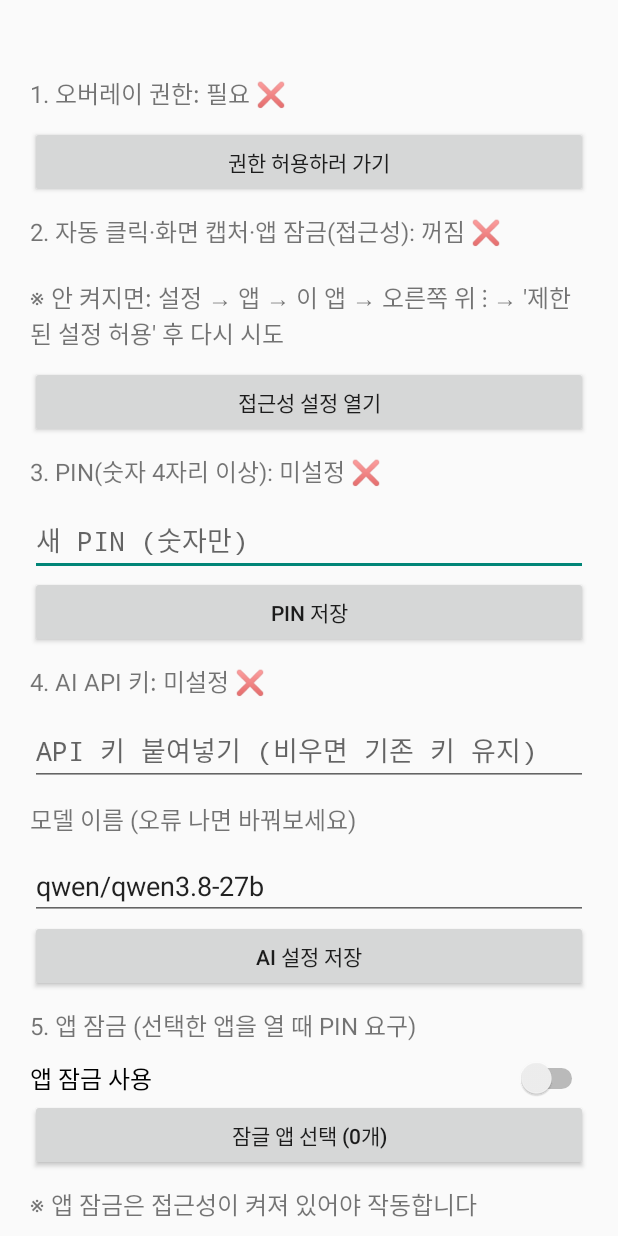
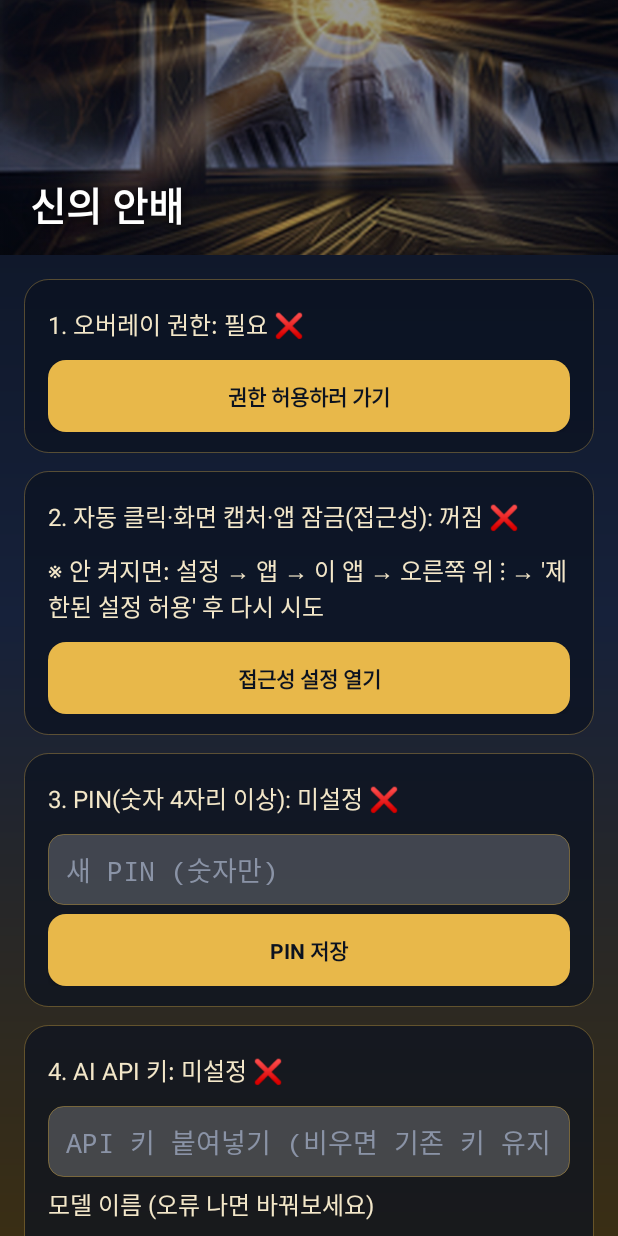
Before and after one commit to Lotus-oss/-, an Android app: the screen it shows after launch (MainActivity), on a phone screen of 412 x 824 dp. Run offline under Robolectric (Android 15) with nearby library versions, the phone set to English and light mode, and no system bars.

Commit message:
Update MainActivity.kt

```diff
--- a/app/src/main/java/com/example/macrolock/MainActivity.kt
+++ b/app/src/main/java/com/example/macrolock/MainActivity.kt
@@ -6,11 +6,21 @@ import android.app.AlertDialog
 import android.content.Context
 import android.content.Intent
 import android.content.SharedPreferences
+import android.content.res.ColorStateList
+import android.graphics.Bitmap
+import android.graphics.BitmapFactory
+import android.graphics.Color
+import android.graphics.PorterDuff
+import android.graphics.Typeface
+import android.graphics.drawable.GradientDrawable
+import android.graphics.drawable.RippleDrawable
 import android.net.Uri
 import android.os.Build
 import android.os.Bundle
 import android.provider.Settings
 import android.text.InputType
+import android.view.Gravity
+import android.view.ViewGroup
 import android.widget.*
 import java.security.MessageDigest
 
@@ -24,8 +34,16 @@ object Pw {
 }
 
 class MainActivity : Activity() {
+    private val GOLD = 0xFFE8B84A.toInt()
+    private val NAVY = 0xFF0B1220.toInt()
+    private val CREAM = 0xFFF3E7C9.toInt()
+    private val MATCH = ViewGroup.LayoutParams.MATCH_PARENT
+    private val WRAP = ViewGroup.LayoutParams.WRAP_CONTENT
+
     override fun onCreate(b: Bundle?) {
         super.onCreate(b)
+        window.statusBarColor = NAVY
+        window.navigationBarColor = NAVY
         if (Build.VERSION.SDK_INT >= 33)
             requestPermissions(arrayOf(Manifest.permission.POST_NOTIFICATIONS), 1)
     }
@@ -33,6 +51,10 @@ class MainActivity : Activity() {
     override fun onResume() { super.onResume(); build() }
 
     private fun toast(s: String) = Toast.makeText(this, s, Toast.LENGTH_SHORT).show()
+
+    private fun decodeRes(id: Int): Bitmap? = try {
+        BitmapFactory.decodeResource(resources, id, BitmapFactory.Options().apply { inScaled = false })
+    } catch (_: Throwable) { null }
 
     private fun pickApps(sp: SharedPreferences) {
         val pm = packageManager
@@ -46,7 +68,7 @@ class MainActivity : Activity() {
         val sel = (sp.getStringSet("al_pkgs", emptySet()) ?: emptySet()).toMutableSet()
         val names = apps.map { it.second }.toTypedArray()
         val checked = BooleanArray(apps.size) { apps[it].first in sel }
-        AlertDialog.Builder(this)
+        AlertDialog.Builder(this, AlertDialog.THEME_DEVICE_DEFAULT_DARK)
             .setTitle("잠글 앱 선택")
             .setMultiChoiceItems(names, checked) { _, i, c ->
                 if (c) sel.add(apps[i].first) else sel.remove(apps[i].first)
@@ -60,62 +82,123 @@ class MainActivity : Activity() {
     }
 
     private fun build() {
-        val dp = resources.displayMetrics.density
-        val p = (20 * dp).toInt()
+        val density = resources.displayMetrics.density
+        fun d(v: Int) = (v * density).toInt()
         val sp = getSharedPreferences("lock", Context.MODE_PRIVATE)
-        val root = LinearLayout(this).apply {
+
+        fun card() = LinearLayout(this).apply {
             orientation = LinearLayout.VERTICAL
-            setPadding(p, p * 2, p, p)
+            setPadding(d(16), d(12), d(16), d(14))
+            background = GradientDrawable().apply {
+                setColor(0xB30B1220.toInt()); setStroke(d(1), 0x55E8B84A); cornerRadius = d(16).toFloat()
+            }
+            layoutParams = LinearLayout.LayoutParams(MATCH, WRAP).apply { bottomMargin = d(12) }
         }
         fun label(t: String) = TextView(this).apply {
-            text = t; textSize = 16f; setPadding(0, p / 2, 0, p / 2)
+            text = t; textSize = 16f; setTextColor(CREAM); setPadding(0, d(6), 0, d(6))
         }
         fun btn(t: String, a: () -> Unit) = Button(this).apply {
-            text = t; setOnClickListener { a() }
+            text = t; isAllCaps = false; setTextColor(NAVY); typeface = Typeface.DEFAULT_BOLD
+            background = RippleDrawable(
+                ColorStateList.valueOf(0x55FFFFFF),
+                GradientDrawable().apply { setColor(GOLD); cornerRadius = d(12).toFloat() }, null)
+            setOnClickListener { a() }
+            layoutParams = LinearLayout.LayoutParams(MATCH, WRAP).apply { topMargin = d(6) }
+        }
+        fun field(hintText: String, inputT: Int) = EditText(this).apply {
+            inputType = inputT
+            hint = hintText
+            setTextColor(Color.WHITE); setHintTextColor(0xFF8A93A6.toInt())
+            setPadding(d(12), d(10), d(12), d(10))
+            background = GradientDrawable().apply {
+                setColor(0x33FFFFFF); setStroke(d(1), 0x66E8B84A); cornerRadius = d(10).toFloat()
+            }
+            layoutParams = LinearLayout.LayoutParams(MATCH, WRAP).apply { topMargin = d(6) }
         }
 
+        val page = LinearLayout(this).apply { orientation = LinearLayout.VERTICAL }
+
+        // 상단 배너
+        val title = TextView(this).apply {
+            text = applicationInfo.loadLabel(packageManager).toString()
+            textSize = 26f; setTextColor(Color.WHITE); typeface = Typeface.DEFAULT_BOLD
+            setShadowLayer(8f, 0f, 2f, Color.BLACK)
+        }
+        val bannerId = resources.getIdentifier("lock_bg1", "drawable", packageName)
+        val bannerBmp = if (bannerId != 0) decodeRes(bannerId) else null
+        if (bannerBmp != null) {
+            val banner = FrameLayout(this)
+            banner.addView(ImageView(this).apply {
+                scaleType = ImageView.ScaleType.CENTER_CROP
+                setImageBitmap(bannerBmp)
+                setColorFilter(0x66000000, PorterDuff.Mode.SRC_ATOP)
+            }, FrameLayout.LayoutParams(MATCH, MATCH))
+            title.setPadding(d(20), 0, d(20), d(14))
+            banner.addView(title, FrameLayout.LayoutParams(WRAP, WRAP, Gravity.BOTTOM or Gravity.START))
+            page.addView(banner, LinearLayout.LayoutParams(MATCH, d(170)))
+        } else {
+            title.setPadding(d(20), d(40), d(20), d(10))
+            page.addView(title)
+        }
+
+        val body = LinearLayout(this).apply {
+            orientation = LinearLayout.VERTICAL
+            setPadding(d(16), d(16), d(16), d(24))
+        }
+        page.addView(body)
+
+        // 1. 오버레이
         val canDraw = Settings.canDrawOverlays(this)
-        root.addView(label("1. 오버레이 권한: " + if (canDraw) "허용됨 ✅" else "필요 ❌"))
-        if (!canDraw) root.addView(btn("권한 허용하러 가기") {
+        card().also { c ->
+            c.addView(label("1. 오버레이 권한: " + if (canDraw) "허용됨 ✅" else "필요 ❌"))
+            if (!canDraw) c.addView(btn("권한 허용하러 가기") {
                 startActivity(Intent(Settings.ACTION_MANAGE_OVERLAY_PERMISSION,
                     Uri.parse("package:$packageName")))
             })
+            body.addView(c)
+        }
 
+        // 2. 접근성
         val acc = ClickService.instance != null
-        root.addView(label("2. 자동 클릭·화면 캡처·앱 잠금(접근성): " + if (acc) "켜짐 ✅" else "꺼짐 ❌"))
+        card().also { c ->
+            c.addView(label("2. 자동 클릭·화면 캡처·앱 잠금(접근성): " + if (acc) "켜짐 ✅" else "꺼짐 ❌"))
             if (!acc) {
-            root.addView(label("※ 안 켜지면: 설정 → 앱 → 이 앱 → 오른쪽 위 ⋮ → '제한된 설정 허용' 후 다시 시도"))
-            root.addView(btn("접근성 설정 열기") {
+                c.addView(label("※ 안 켜지면: 설정 → 앱 → 이 앱 → 오른쪽 위 ⋮ → '제한된 설정 허용' 후 다시 시도"))
+                c.addView(btn("접근성 설정 열기") {
                     startActivity(Intent(Settings.ACTION_ACCESSIBILITY_SETTINGS))
                 })
             }
+            body.addView(c)
+        }
 
-        root.addView(label("3. PIN(숫자 4자리 이상): " + if (Pw.isSet(this)) "설정됨 ✅" else "미설정 ❌"))
-        val input = EditText(this).apply {
-            inputType = InputType.TYPE_CLASS_NUMBER or InputType.TYPE_NUMBER_VARIATION_PASSWORD
-            hint = "새 PIN (숫자만)"
-        }
-        root.addView(input)
-        root.addView(btn("PIN 저장") {
+        // 3. PIN
+        card().also { c ->
+            c.addView(label("3. PIN(숫자 4자리 이상): " + if (Pw.isSet(this)) "설정됨 ✅" else "미설정 ❌"))
+            val input = field("새 PIN (숫자만)",
+                InputType.TYPE_CLASS_NUMBER or InputType.TYPE_NUMBER_VARIATION_PASSWORD)
+            c.addView(input)
+            c.addView(btn("PIN 저장") {
                 val s = input.text.toString()
                 if (s.length < 4 || !s.all { it.isDigit() }) toast("숫자 4자리 이상 입력하세요")
                 else { Pw.save(this, s); toast("저장됨"); build() }
             })
+            body.addView(c)
+        }
 
+        // 4. AI
         val savedKey = sp.getString("gkey", "") ?: ""
-        root.addView(label("4. AI API 키: " +
+        card().also { c ->
+            c.addView(label("4. AI API 키: " +
                 if (savedKey.isNotBlank()) "저장됨 ✅ (끝 4자리 ${savedKey.takeLast(4)})" else "미설정 ❌"))
-        val keyInput = EditText(this).apply {
-            inputType = InputType.TYPE_CLASS_TEXT or InputType.TYPE_TEXT_VARIATION_PASSWORD
-            hint = "API 키 붙여넣기 (비우면 기존 키 유지)"
-        }
-        root.addView(keyInput)
-        root.addView(label("모델 이름 (오류 나면 바꿔보세요)"))
-        val modelInput = EditText(this).apply {
+            val keyInput = field("API 키 붙여넣기 (비우면 기존 키 유지)",
+                InputType.TYPE_CLASS_TEXT or InputType.TYPE_TEXT_VARIATION_PASSWORD)
+            c.addView(keyInput)
+            c.addView(label("모델 이름 (오류 나면 바꿔보세요)"))
+            val modelInput = field("모델 이름", InputType.TYPE_CLASS_TEXT).apply {
                 setText(sp.getString("gmodel", "qwen/qwen3.8-27b"))
             }
-        root.addView(modelInput)
-        root.addView(btn("AI 설정 저장") {
+            c.addView(modelInput)
+            c.addView(btn("AI 설정 저장") {
                 val k = keyInput.text.toString().trim()
                 val m = modelInput.text.toString().trim().ifEmpty { "qwen/qwen3.8-27b" }
                 val e = sp.edit().putString("gmodel", m)
@@ -124,25 +207,42 @@ class MainActivity : Activity() {
                 toast("저장됨")
                 build()
             })
+            body.addView(c)
+        }
 
+        // 5. 앱 잠금
         val lockedCount = (sp.getStringSet("al_pkgs", emptySet()) ?: emptySet()).size
-        root.addView(label("5. 앱 잠금 (선택한 앱을 열 때 PIN 요구)"))
-        root.addView(Switch(this).apply {
-            text = "앱 잠금 사용"; textSize = 16f
+        card().also { c ->
+            c.addView(label("5. 앱 잠금 (선택한 앱을 열 때 PIN 요구)"))
+            c.addView(Switch(this).apply {
+                text = "앱 잠금 사용"; textSize = 16f; setTextColor(CREAM)
                 isChecked = sp.getBoolean("al_on", false)
                 setOnCheckedChangeListener { _, on -> sp.edit().putBoolean("al_on", on).apply() }
             })
-        root.addView(btn("잠글 앱 선택 (${lockedCount}개)") { pickApps(sp) })
-        if (!acc) root.addView(label("※ 앱 잠금은 접근성이 켜져 있어야 작동합니다"))
+            c.addView(btn("잠글 앱 선택 (${lockedCount}개)") { pickApps(sp) })
+            if (!acc) c.addView(label("※ 앱 잠금은 접근성이 켜져 있어야 작동합니다"))
+            body.addView(c)
+        }
 
-        root.addView(label("6. 화면에 아이콘 띄우기\n아이콘을 누르면 AI 검색·풀이, 클릭 위치 지정, 잠금을 할 수 있습니다."))
-        root.addView(btn("패널 열기") {
+        // 6. 패널
+        card().also { c ->
+            c.addView(label("6. 화면에 아이콘 띄우기\n아이콘을 누르면 AI 검색·풀이, 클릭 위치 지정, 잠금을 할 수 있습니다."))
+            c.addView(btn("패널 열기") {
                 if (!Settings.canDrawOverlays(this)) toast("오버레이 권한을 먼저 허용하세요")
                 else {
                     startForegroundService(Intent(this, LockService::class.java))
                     moveTaskToBack(true)
                 }
             })
-        setContentView(ScrollView(this).apply { addView(root) })
+            body.addView(c)
+        }
+
+        setContentView(ScrollView(this).apply {
+            background = GradientDrawable(
+                GradientDrawable.Orientation.TOP_BOTTOM,
+                intArrayOf(0xFF0B1220.toInt(), 0xFF16213A.toInt(), 0xFF3A2E14.toInt()))
+            isFillViewport = true
+            addView(page)
+        })
     }
 }
```
Lines whose indentation alone changed are shown as unchanged.
